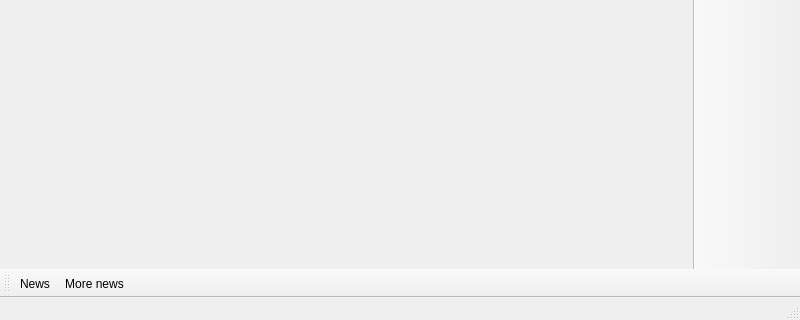
Before: the Qt Designer form launcher/ui/MainWindow.ui in FreesmTeam/FreesmLauncher, drawn with Qt 5; both pictures show x 0 to 800 and y 280 to 600 of the 800 by 600 pixel window.
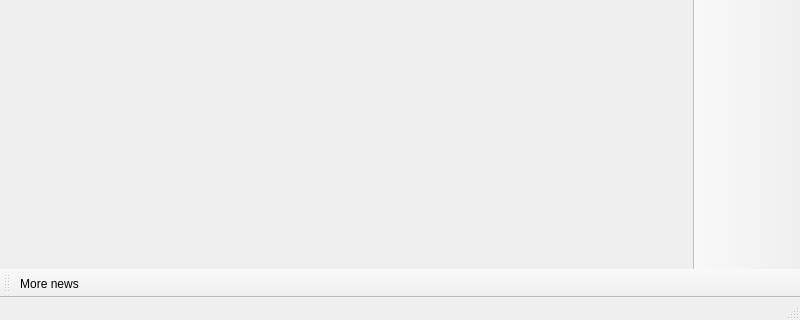
After: the same form once the commit is applied. Icons and pictures are not drawn. Custom widgets are drawn as their Qt base class.

Commit message:
Fix: make the newsLabel toolbutton fullwidth again
this reverts it to how it was before the MainWindow .ui port

The edit to the form file:
```diff
--- a/launcher/ui/MainWindow.ui
+++ b/launcher/ui/MainWindow.ui
@@ -84,7 +84,6 @@
    <attribute name="toolBarBreak">
     <bool>false</bool>
    </attribute>
-   <addaction name="actionNewsLabel"/>
    <addaction name="actionMoreNews"/>
   </widget>
   <widget class="WideBar" name="instanceToolBar">
@@ -222,15 +221,6 @@
    <addaction name="accountsMenu"/>
    <addaction name="helpMenu"/>
   </widget>
-  <action name="actionNewsLabel">
-   <property name="icon">
-    <iconset theme="news">
-     <normaloff>.</normaloff>.</iconset>
-   </property>
-   <property name="text">
-    <string>News</string>
-   </property>
-  </action>
   <action name="actionMoreNews">
    <property name="icon">
     <iconset theme="news">
```
The commit also changes 1 other file.
